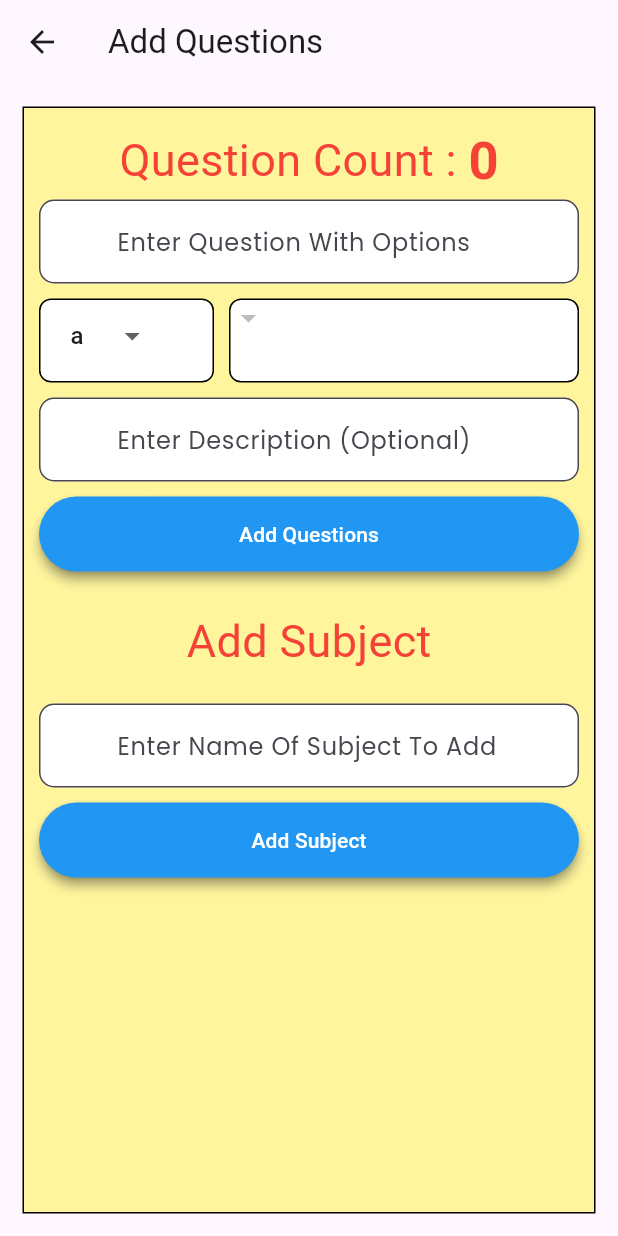
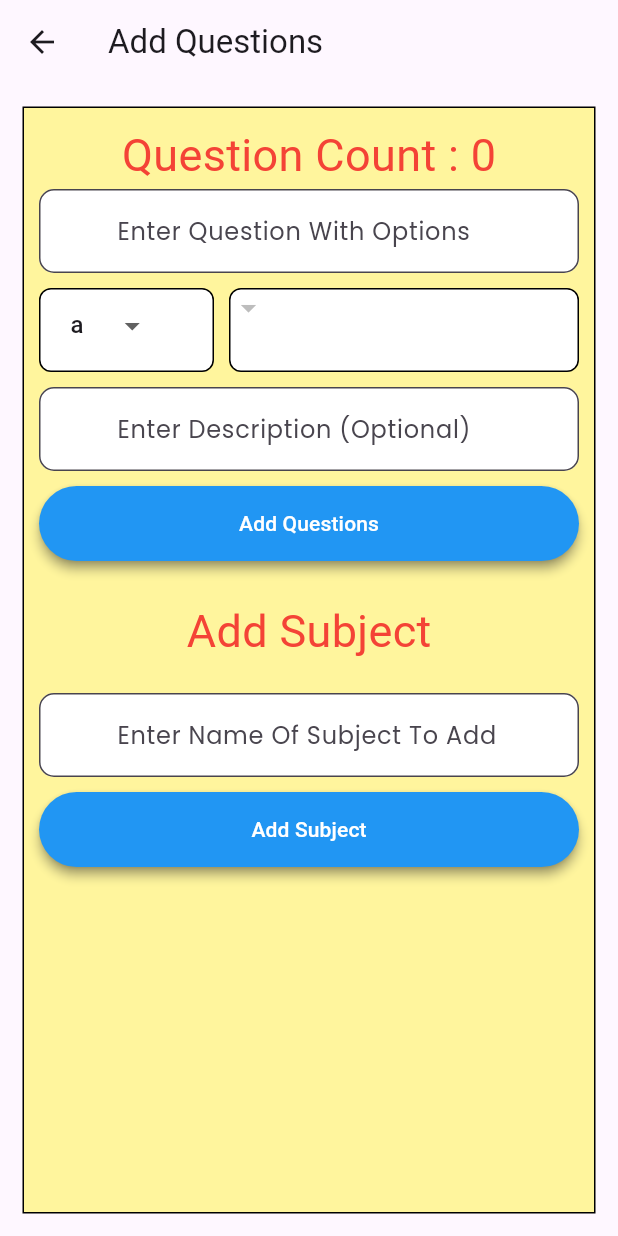
Before and after one commit to ShreyasDhale/Aptitude-Ace-Network, a Flutter app: the AddQuestion screen opened directly, on a phone screen of 412 x 824 dp. Run offline on Flutter 3.47's test engine with Material 3 defaults, Android fonts, the phone set to English and light mode, and no system bars; our stand-ins replace cached_network_image, cloud_firestore, dio, dotted_border, file_picker, firebase_auth and 7 more; missing offline and left inert: duration_picker, googledrivehandler; accounts and stored records are empty; Roboto replaces fonts that are missing (Stylish).

Commit message:
A small change

```diff
--- a/lib/Screens/Company/AddQuestions.dart
+++ b/lib/Screens/Company/AddQuestions.dart
@@ -1,4 +1,5 @@
 import 'package:apptitude_ace_network/Backend/Firebase/FirebaseHelper.dart';
+import 'package:apptitude_ace_network/Theme/Constants.dart';
 import 'package:apptitude_ace_network/Widgets/FormWidgets.dart';
 import 'package:apptitude_ace_network/Widgets/Messages.dart';
 import 'package:apptitude_ace_network/models/QuestionModel.dart';
@@ -37,6 +38,7 @@ class _AddQuestionState extends State<AddQuestion> {
 
   void getSubjects() async {
     List<String> sub = await fh.getSubjects();
+
     setState(() {
       subject = sub;
       selectedSubject = sub.first;
@@ -73,13 +75,25 @@ class _AddQuestionState extends State<AddQuestion> {
                         style: GoogleFonts.stylish(
                             fontSize: 30, color: Colors.red),
                       ),
-                      Text(
-                        count.toString(),
+                      StreamBuilder(
+                          stream: question
+                              .where("subject", isEqualTo: selectedSubject)
+                              .snapshots(),
+                          builder: ((context, snapshot) {
+                            if (snapshot.hasData && snapshot.data != null) {
+                              return Text(
+                                snapshot.data!.docs.length.toString(),
                                 style: GoogleFonts.stylish(
-                            fontSize: 35,
-                            color: Colors.red,
-                            fontWeight: FontWeight.bold),
-                      ),
+                                    fontSize: 30, color: Colors.red),
+                              );
+                            } else {
+                              return Text(
+                                '0',
+                                style: GoogleFonts.stylish(
+                                    fontSize: 30, color: Colors.red),
+                              );
+                            }
+                          }))
                     ],
                   ),
                   const SizedBox(
@@ -177,9 +191,6 @@ class _AddQuestionState extends State<AddQuestion> {
                   text: "Add Questions",
                   loader: loader1,
                   onTap: () {
-                    setState(() {
-                      loader1 = true;
-                    });
                     print(questionController.text);
                     String str = questionController.text;
                     List<String> data = str.split("\n");
@@ -187,15 +198,21 @@ class _AddQuestionState extends State<AddQuestion> {
                     data.add(selectedSubject);
                     data.add("");
                     print(data);
+                    if (data.isNotEmpty && data.length == 8) {
+                      setState(() {
+                        loader1 = true;
+                      });
                       Question que = Question.listToQuestion(data);
                       fh.uploadQuestion(que, context);
-                    fh.updateCount(getCount);
                       showSuccess(context, "Question Uploaded !!");
                       setState(() {
                         questionController.text = "";
                         descriptionController.text = "";
                         loader1 = false;
                       });
+                    } else {
+                      showFailure(context, "Please Enter all Details");
+                    }
                   }),
               const SizedBox(
                 height: 25,
@@ -222,7 +239,7 @@ class _AddQuestionState extends State<AddQuestion> {
                     setState(() {
                       loader2 = true;
                     });
-                    await fh.addSubject(subjectController.text, context);
+                    await fh.addSubject(subjectController.text.trim(), context);
                     getSubjects();
                     setState(() {
                       loader2 = false;
--- a/lib/Screens/Company/CompanyHome.dart
+++ b/lib/Screens/Company/CompanyHome.dart
@@ -1,4 +1,3 @@
-import 'package:apptitude_ace_network/Backend/Firebase/FirebaseMessaging.dart';
 import 'package:apptitude_ace_network/Screens/Company/AddQuestions.dart';
 import 'package:apptitude_ace_network/Screens/Company/CreateTest.dart';
 import 'package:apptitude_ace_network/Screens/inAppUpdate.dart';
@@ -32,7 +31,7 @@ class _HomeScreenState extends State<CompanyHome> {
         appBar: AppBar(
           backgroundColor: Colors.grey.shade200,
           title: ListTile(
-            contentPadding: EdgeInsets.all(0),
+            contentPadding: const EdgeInsets.all(0),
             leading: CachedNetworkImage(
               imageUrl: (details['companyLogo'] != null)
                   ? details['companyLogo']
@@ -193,8 +192,6 @@ class _HomeScreenState extends State<CompanyHome> {
                 width: 150,
                 height: 60,
                 onTap: () {
-                  Messaging.sendPushMessage(
-                      token, "Cloud notification test", "Test");
                   Navigator.push(
                       context,
                       MaterialPageRoute(
--- a/lib/Widgets/FormWidgets.dart
+++ b/lib/Widgets/FormWidgets.dart
@@ -7,7 +7,9 @@ Widget customTextfield({
   required TextEditingController controller,
   TextInputType type = TextInputType.name,
   Color borderColor = Colors.black,
+  Color fillColor = Colors.white,
   String label = "Enter Text",
+  bool keepBorder = true,
   bool enabled = true,
   Widget leading = const SizedBox(),
   Widget trailing = const SizedBox(),
@@ -20,15 +22,17 @@ Widget customTextfield({
     enabled: enabled,
     decoration: InputDecoration(
         filled: true,
-        fillColor: Colors.white,
+        fillColor: fillColor,
         focusColor: Colors.blue,
         labelText: label,
         labelStyle: style,
         prefixIcon: leading,
         suffixIcon: trailing,
-        border: OutlineInputBorder(
-            borderSide: BorderSide(color: borderColor, width: 1),
-            borderRadius: BorderRadius.circular(10))),
+        border: keepBorder
+            ? OutlineInputBorder(
+                borderSide: BorderSide(color: borderColor, width: 1),
+                borderRadius: BorderRadius.circular(10))
+            : null),
   );
 }
 
--- a/lib/login/Auth.dart
+++ b/lib/login/Auth.dart
@@ -112,6 +112,7 @@ class Auth {
         try {
           await auth.signInWithEmailAndPassword(
               email: email, password: password);
+          user = auth.currentUser;
           Navigator.pushAndRemoveUntil(
               context,
               MaterialPageRoute(builder: (context) => const StudentHome()),
```
Also changed, not shown: lib/Backend/Firebase/FirebaseHelper.dart (+9 -0 lines), lib/Screens/Company/Company.dart (+20 -9 lines), lib/Screens/Company/CreateTest.dart (+7 -0 lines), lib/Screens/Student/Student.dart (+45 -1 lines), lib/Screens/Student/StudentHome.dart (+24 -5 lines), lib/Theme/Constants.dart (+10 -2 lines), lib/Widgets/ConfirmDialog.dart (added, +43 -0 lines). Lines whose indentation alone changed are shown as unchanged.
